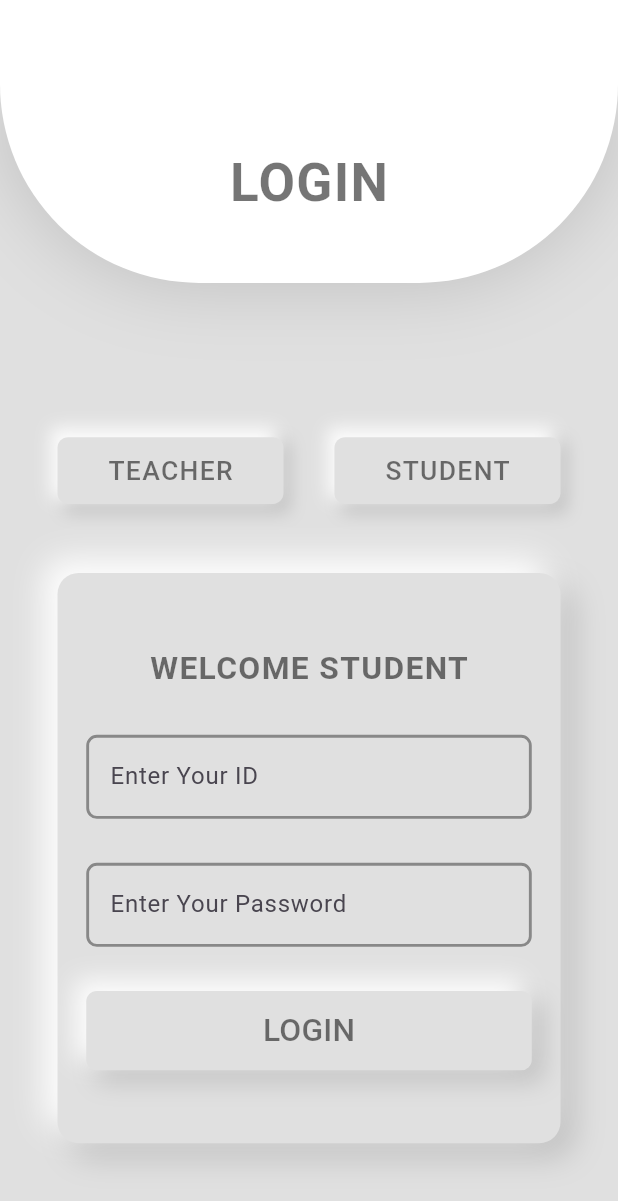
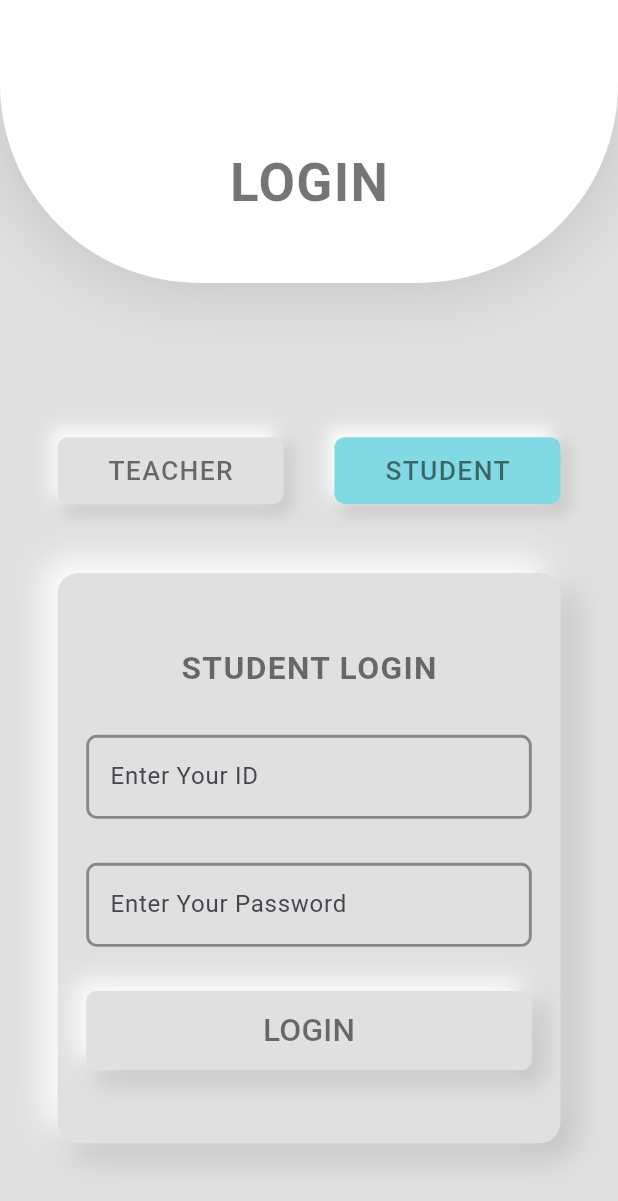
Before and after one commit to amardas9127/class-in-app, a Flutter app: the screen it shows after launch, after a tap on "TEACHER", after a tap on "STUDENT", on a phone screen of 412 x 824 dp. Shown: the top 1201 px of the screen. Run offline on Flutter 3.47's test engine with Material 3 defaults, Android fonts, the phone set to English and light mode, and no system bars; our stand-ins replace flutter_screenutil.

Commit message:
Login added

```diff
--- a/lib/assets/colors.dart
+++ b/lib/assets/colors.dart
@@ -5,3 +5,4 @@ Color highlightclr = Color(0xffffffff);
 Color shadowclr = Color(0xffbebebe);
 Color textclr = Color(0x8a000000);
 Color borderblacklight = Color(0xff888888);
+Color selectclr = Color(0xff81DAE3);
--- a/lib/pages/login.dart
+++ b/lib/pages/login.dart
@@ -14,8 +14,10 @@ class _LoginState extends State<Login> {
   TextEditingController logintext = TextEditingController();
   TextEditingController passwordval = TextEditingController();
 
-  String welcomeText = "WELCOME STUDENT";
+  String welcomeText = "STUDENT LOGIN";
   bool isTeacher = false;
+  bool isTeacherSelected = false;
+  bool isStudentSelected = true;
 
   @override
   Widget build(BuildContext context) {
@@ -90,17 +92,22 @@ class _LoginState extends State<Login> {
                               child: TextButton(
                                 onPressed: () {
                                   setState(() {
-                                    welcomeText = "WELCOME TEACHER";
+                                    welcomeText = "TEACHER LOGIN";
                                     isTeacher = true;
+                                    isTeacherSelected = true;
+                                    isStudentSelected = false;
                                   });
                                 },
                                 style: TextButton.styleFrom(
                                   padding: EdgeInsets.symmetric(
                                       horizontal: 35.w, vertical: 11.h),
-                                  backgroundColor: bgclr,
+                                  backgroundColor: isTeacherSelected
+                                      ? selectclr
+                                      : bgclr,
                                   shape: RoundedRectangleBorder(
                                     borderRadius: BorderRadius.circular(8.r),
                                   ),
+                                  overlayColor: selectclr,
                                 ),
                                 child: Text(
                                   'TEACHER',
@@ -130,17 +137,22 @@ class _LoginState extends State<Login> {
                               child: TextButton(
                                 onPressed: () {
                                   setState(() {
-                                    welcomeText = "WELCOME STUDENT";
+                                    welcomeText = "STUDENT LOGIN";
                                     isTeacher = false;
+                                    isTeacherSelected = false;
+                                    isStudentSelected = true;
                                   });
                                 },
                                 style: TextButton.styleFrom(
                                   padding: EdgeInsets.symmetric(
                                       horizontal: 35.w, vertical: 11.h),
-                                  backgroundColor: bgclr,
+                                  backgroundColor: isStudentSelected
+                                      ? selectclr
+                                      : bgclr,
                                   shape: RoundedRectangleBorder(
                                     borderRadius: BorderRadius.circular(8.r),
                                   ),
+                                  overlayColor: selectclr,
                                 ),
                                 child: Text(
                                   'STUDENT',
@@ -265,6 +277,8 @@ class _LoginState extends State<Login> {
                                   shape: RoundedRectangleBorder(
                                     borderRadius: BorderRadius.circular(8.r),
                                   ),
+
+                                  overlayColor: selectclr,
                                 ),
                                 child: Text(
                                   'LOGIN',
```
Also changed, not shown: lib/pages/home.dart (+47 -13 lines).
